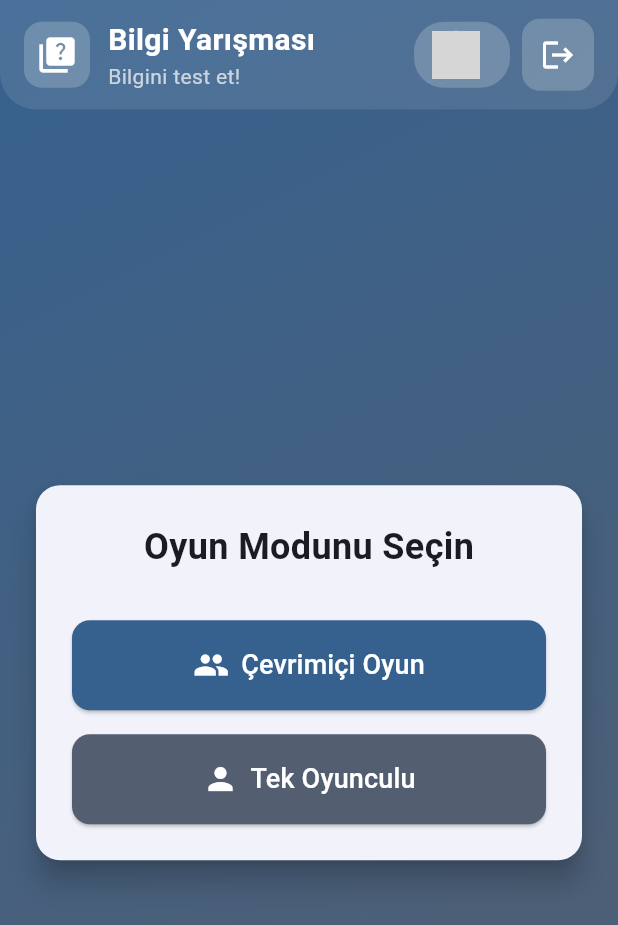
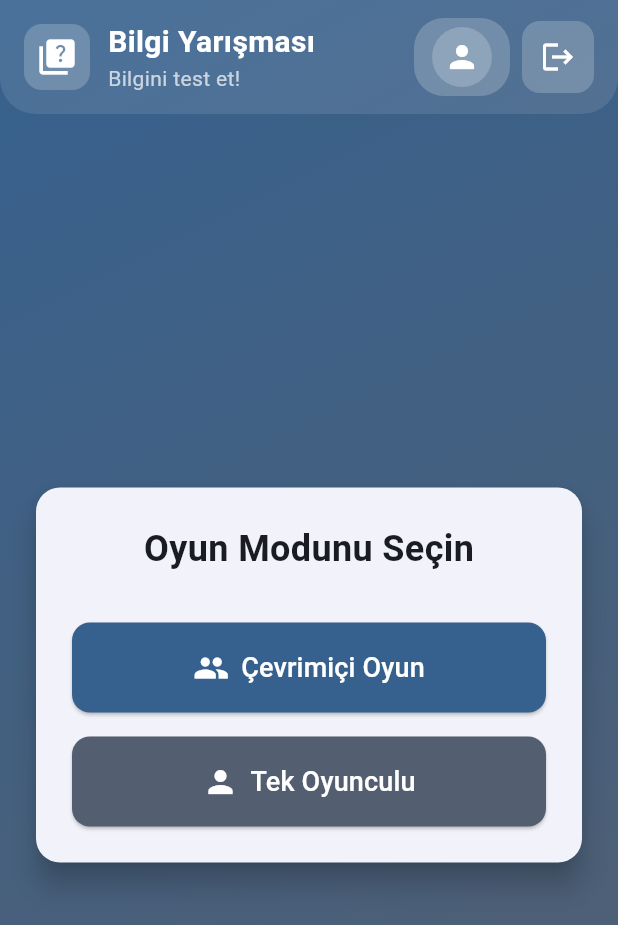
Before and after one commit to eskin04/Bilgiyarismasi, a Flutter app: the screen it shows once a user with an empty profile is signed in, on a phone screen of 412 x 824 dp. Shown: the top 925 px of the screen. Run offline on Flutter 3.47's test engine with Material 3 defaults, Android fonts, the phone set to English and light mode, and no system bars; our stand-ins replace cloud_firestore, firebase_auth, firebase_core, flutter_dotenv, google_generative_ai, rxdart; accounts and stored records are empty; grey boxes are pictures that could not be loaded.

```diff
--- a/bilgiyarismasi/lib/screens/home_screen.dart
+++ b/bilgiyarismasi/lib/screens/home_screen.dart
@@ -46,7 +46,10 @@ class HomeScreen extends StatelessWidget {
             children: [
               // Üst Bar
               Container(
-                padding: const EdgeInsets.symmetric(horizontal: 16, vertical: 12),
+                padding: const EdgeInsets.symmetric(
+                  horizontal: 16,
+                  vertical: 12,
+                ),
                 decoration: BoxDecoration(
                   color: Colors.white.withOpacity(0.1),
                   borderRadius: const BorderRadius.only(
@@ -108,28 +111,33 @@ class HomeScreen extends StatelessWidget {
                                   Navigator.push(
                                     context,
                                     MaterialPageRoute(
-                                      builder: (context) => const ProfileScreen(),
+                                      builder:
+                                          (context) => const ProfileScreen(),
                                     ),
                                   );
                                 },
                                 child: Container(
-                                  padding: const EdgeInsets.symmetric(horizontal: 12, vertical: 6),
+                                  padding: const EdgeInsets.symmetric(
+                                    horizontal: 12,
+                                    vertical: 6,
+                                  ),
                                   decoration: BoxDecoration(
                                     color: Colors.white.withOpacity(0.2),
                                     borderRadius: BorderRadius.circular(20),
                                   ),
                                   child: Row(
                                     children: [
-                                      CircleAvatar(
-                                        radius: 16,
-                                        backgroundImage: AssetImage(user.avatarUrl),
-                                      ),
-                                      const SizedBox(width: 8),
-                                      Text(
-                                        user.username,
-                                        style: const TextStyle(
+                                      Container(
+                                        width: 40,
+                                        height: 40,
+                                        decoration: BoxDecoration(
+                                          shape: BoxShape.circle,
+                                          color: Colors.white.withOpacity(0.2),
+                                        ),
+                                        child: const Icon(
+                                          Icons.person,
                                           color: Colors.white,
-                                          fontWeight: FontWeight.bold,
+                                          size: 24,
                                         ),
                                       ),
                                     ],
@@ -143,12 +151,16 @@ class HomeScreen extends StatelessWidget {
                                 borderRadius: BorderRadius.circular(12),
                               ),
                               child: IconButton(
-                                icon: const Icon(Icons.person, color: Colors.white),
+                                icon: const Icon(
+                                  Icons.person,
+                                  color: Colors.white,
+                                ),
                                 onPressed: () {
                                   Navigator.push(
                                     context,
                                     MaterialPageRoute(
-                                      builder: (context) => const ProfileScreen(),
+                                      builder:
+                                          (context) => const ProfileScreen(),
                                     ),
                                   );
                                 },
@@ -203,7 +215,8 @@ class HomeScreen extends StatelessWidget {
                                 Navigator.push(
                                   context,
                                   MaterialPageRoute(
-                                    builder: (context) => const QuizBattleScreen(),
+                                    builder:
+                                        (context) => const QuizBattleScreen(),
                                   ),
                                 );
                               },
@@ -213,7 +226,8 @@ class HomeScreen extends StatelessWidget {
                                 style: TextStyle(fontSize: 18),
                               ),
                               style: ElevatedButton.styleFrom(
-                                backgroundColor: Theme.of(context).colorScheme.primary,
+                                backgroundColor:
+                                    Theme.of(context).colorScheme.primary,
                                 foregroundColor: Colors.white,
                                 shape: RoundedRectangleBorder(
                                   borderRadius: BorderRadius.circular(12),
@@ -241,7 +255,8 @@ class HomeScreen extends StatelessWidget {
                                 style: TextStyle(fontSize: 18),
                               ),
                               style: ElevatedButton.styleFrom(
-                                backgroundColor: Theme.of(context).colorScheme.secondary,
+                                backgroundColor:
+                                    Theme.of(context).colorScheme.secondary,
                                 foregroundColor: Colors.white,
                                 shape: RoundedRectangleBorder(
                                   borderRadius: BorderRadius.circular(12),
--- a/bilgiyarismasi/lib/screens/quiz_screen.dart
+++ b/bilgiyarismasi/lib/screens/quiz_screen.dart
@@ -379,7 +379,6 @@ class _QuizScreenState extends State<QuizScreen> {
                           _showAnswers
                               ? null
                               : () async {
-                                await quizProvider.submitAnswer(option);
                                 if (context.mounted) {
                                   setState(() {
                                     _showAnswers = true;
```
Also changed, not shown: bilgiyarismasi/lib/screens/profile_screen.dart (+17 -9 lines), bilgiyarismasi/lib/screens/result_screen.dart (+33 -7 lines), bilgiyarismasi/pubspec.yaml (+21 -0 lines), bilgiyarismasi/assets/icons/app_icon.png (added), 42 other files.
